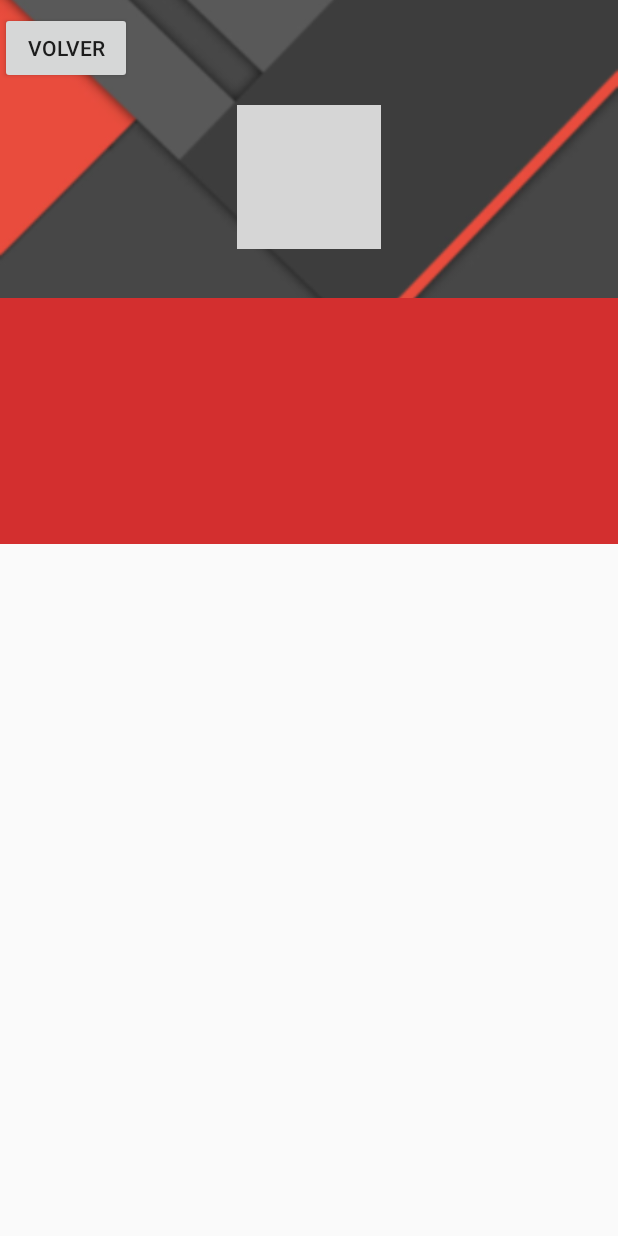
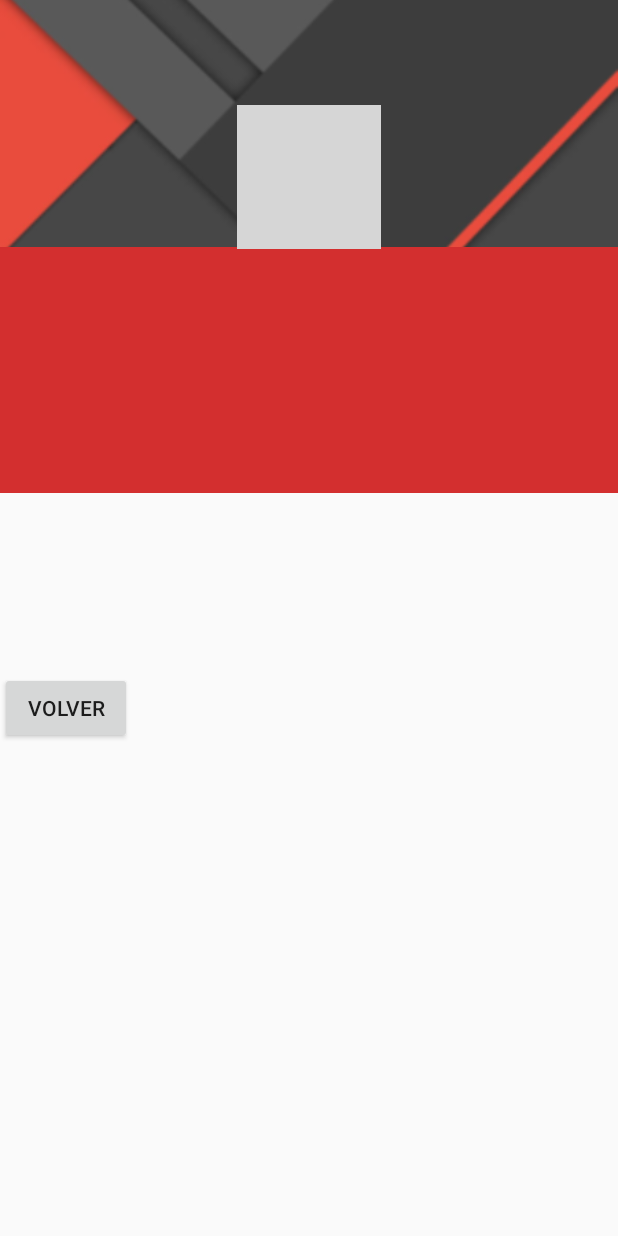
Before and after one commit to profe-ajedrez/Mathquiz, an Android app: the ProfileActivity screen opened directly, with no data from a screen before it, on a phone screen of 412 x 824 dp. Run offline under Robolectric (Android 15) with nearby library versions, the phone set to English and light mode, and no system bars; our stand-ins replace CircleImageView, Firebase (no records; nobody signed in at launch, a user with empty details on screens opened directly); grey boxes are pictures that could not be loaded.

```diff
--- a/releases/001/app/src/main/res/layout/activity_profile.xml
+++ b/releases/001/app/src/main/res/layout/activity_profile.xml
@@ -1,49 +1,57 @@
 <?xml version="1.0" encoding="utf-8"?>
-<android.support.constraint.ConstraintLayout xmlns:android="http://schemas.android.com/apk/res/android"
-    xmlns:app="http://schemas.android.com/apk/res-auto"
+<LinearLayout xmlns:android="http://schemas.android.com/apk/res/android"
     xmlns:tools="http://schemas.android.com/tools"
     android:layout_width="match_parent"
     android:layout_height="match_parent"
+    android:orientation="vertical"
     tools:context=".ProfileActivity">
 
     <ScrollView xmlns:android="http://schemas.android.com/apk/res/android"
         android:layout_width="match_parent"
         android:layout_height="match_parent">
 
-        <RelativeLayout
+        <LinearLayout
             android:layout_width="match_parent"
-            android:layout_height="wrap_content">
+            android:layout_height="match_parent"
+            android:orientation="vertical">
+
+            <LinearLayout
+                android:layout_width="match_parent"
+                android:layout_height="wrap_content"
+                android:orientation="vertical">
 
                 <ImageView
                     android:id="@+id/header_cover_image"
                     android:layout_width="match_parent"
                     android:layout_height="200dp"
+                    android:contentDescription="TODO"
                     android:scaleType="centerCrop"
-                android:src="@drawable/header"
-                android:contentDescription="TODO" />
+                    android:src="@drawable/header" />
 
                 <de.hdodenhof.circleimageview.CircleImageView
-                xmlns:app="http://schemas.android.com/apk/res-auto"
                     android:id="@+id/user_profile_photo"
                     android:layout_width="96dp"
                     android:layout_height="96dp"
                     android:layout_below="@+id/header_cover_image"
-                android:layout_centerHorizontal="true"
+                    android:layout_gravity="center"
                     android:layout_marginTop="-130dp"
                     android:background="@drawable/profile_circular_border_imageview"
                     android:contentDescription="TODO"
+
                     android:padding="20dp"
                     android:scaleType="centerCrop"
                     android:src="@drawable/images" />
 
-            <RelativeLayout
+                <LinearLayout
                     android:id="@+id/profile_layout"
                     android:layout_width="match_parent"
                     android:layout_height="wrap_content"
                     android:layout_below="@+id/header_cover_image"
+
                     android:layout_alignParentStart="true"
                     android:layout_marginTop="-1dp"
                     android:background="@color/material_red_700"
+                    android:orientation="vertical"
                     android:paddingBottom="24dp">
 
 
@@ -66,20 +74,48 @@
                         android:layout_marginTop="12dp"
                         android:textColor="#fff"
                         android:textSize="14sp" />
-            </RelativeLayout>
+
+
+                </LinearLayout>
+
+
+            </LinearLayout>
+
+            <LinearLayout
+                android:layout_width="match_parent"
+                android:layout_height="wrap_content"
+                android:orientation="vertical">
+
+                <TextView
+                    android:id="@+id/sumas_text"
+                    android:layout_width="wrap_content"
+                    android:layout_height="wrap_content" />
+
+                <TextView
+                    android:id="@+id/restas_text"
+                    android:layout_width="wrap_content"
+                    android:layout_height="wrap_content" />
+
+                <TextView
+                    android:id="@+id/productos_text"
+                    android:layout_width="wrap_content"
+                    android:layout_height="wrap_content" />
+
+                <TextView
+                    android:id="@+id/divois_text"
+                    android:layout_width="wrap_content"
+                    android:layout_height="wrap_content" />
+            </LinearLayout>
 
             <Button
+                android:id="@+id/volver"
                 android:layout_width="wrap_content"
                 android:layout_height="wrap_content"
                 android:layout_marginTop="8dip"
                 android:text="@string/volver"
-                android:id="@+id/volver"
-                android:theme="@style/ButtonStyle.Colored"
-                />
-
-
-        </RelativeLayout>
+                android:theme="@style/ButtonStyle.Colored" />
+        </LinearLayout>
     </ScrollView>
 
 
-</android.support.constraint.ConstraintLayout>
+</LinearLayout>
```
Lines whose indentation alone changed are shown as unchanged.
